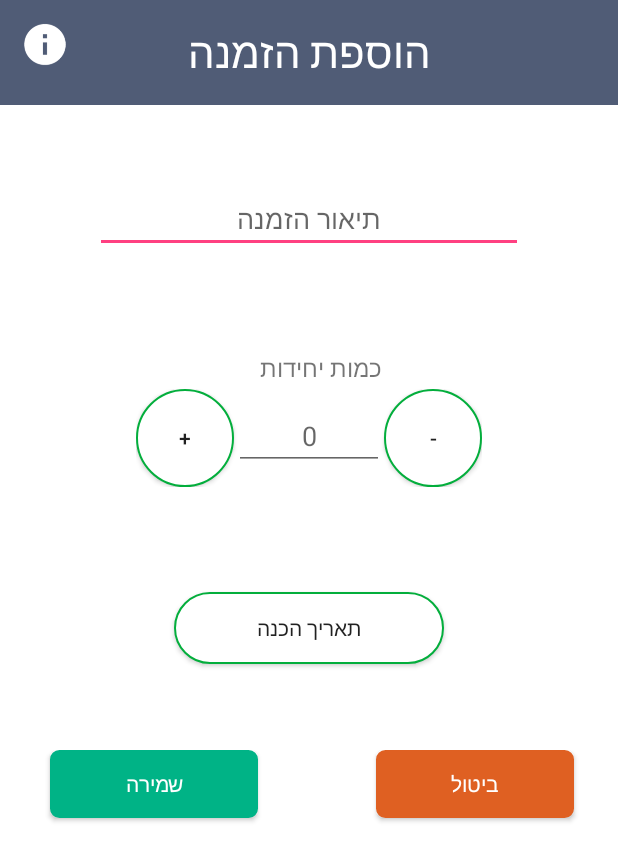
After one commit to moranmo29/Final_Project, an Android app: the AddOrder screen opened directly, with no data from a screen before it, on a phone screen of 412 x 824 dp. The commit adds this screen. Shown: the top 861 px of the screen. Run offline under Robolectric (Android 15) with nearby library versions, the phone set to English and light mode, and no system bars.

Commit message:
Create orders activity and AddOrder activity
update files:
MainMenu.java
Strings.xml

```diff
--- a/app/src/main/AndroidManifest.xml
+++ b/app/src/main/AndroidManifest.xml
@@ -22,7 +22,9 @@
         <activity android:name=".Suppliers" />
         <activity android:name=".AddSupplier" />
         <activity android:name=".Costs" />
-        <activity android:name=".AddCosts"></activity>
+        <activity android:name=".AddCosts" />
+        <activity android:name=".Orders" />
+        <activity android:name=".AddOrder"></activity>
     </application>
 
 </manifest>
--- /dev/null
+++ b/app/src/main/java/com/moran/myd/AddOrder.java
@@ -0,0 +1,86 @@
+package com.moran.myd;
+
+import android.app.DatePickerDialog;
+import android.app.Dialog;
+import android.content.Intent;
+import android.graphics.Color;
+import android.support.v7.app.AppCompatActivity;
+import android.os.Bundle;
+import android.view.View;
+import android.widget.Button;
+import android.widget.DatePicker;
+
+import java.util.Calendar;
+
+
+public class AddOrder extends AppCompatActivity {
+
+    Button cancelBtnOrder;
+    private int orderYear, orderMonth, orderDay;
+    static final int DATE_DIALOG_ID = 0;
+    private Button btnDate;
+
+
+    @Override
+    protected void onCreate(Bundle savedInstanceState) {
+        super.onCreate(savedInstanceState);
+        setContentView(R.layout.activity_add_order);
+
+        cancelBtnOrder = (Button) findViewById(R.id.cancel_btn);
+
+        final Calendar cal = Calendar.getInstance();
+        orderYear = cal.get(Calendar.YEAR);
+        orderMonth = cal.get(Calendar.MONTH);
+        orderDay = cal.get(Calendar.DAY_OF_MONTH);
+
+        //date dialog
+        showDialogOnButtonClick();
+
+
+        cancelBtnOrder.setOnClickListener(new View.OnClickListener() {
+            @Override
+            public void onClick(View view) {
+                moveToOrders();
+            }
+        });
+
+    }
+
+    public void showDialogOnButtonClick() {
+        btnDate = (Button) findViewById(R.id.btn_date);
+
+        btnDate.setOnClickListener(new View.OnClickListener() {
+            @Override
+            public void onClick(View v) {
+                showDialog(DATE_DIALOG_ID);
+            }
+        });
+    }
+
+    @Override
+    protected Dialog onCreateDialog(int id) {
+        if (id == DATE_DIALOG_ID)
+            return new DatePickerDialog(this, dpickerListener, orderYear, orderMonth, orderDay);
+        return null;
+    }
+
+    private DatePickerDialog.OnDateSetListener dpickerListener = new DatePickerDialog.OnDateSetListener() {
+
+        @Override
+        public void onDateSet(DatePicker view, int year, int monthOfYear, int dayOfMonth) {
+            orderYear = year;
+            orderMonth = monthOfYear;
+            orderDay = dayOfMonth;
+            //btnDate.setTextColor(getResources().getColor(R.color.colorPrimary));
+            btnDate.setTextColor(Color.parseColor("#000000"));
+            btnDate.setText(orderDay + "/" + (orderMonth + 1) + "/" + orderYear);
+
+        }
+    };
+
+    public void moveToOrders(){
+        Intent i = new Intent(AddOrder.this, Orders.class);
+        startActivity(i);
+    }
+
+}
--- a/app/src/main/java/com/moran/myd/MainMenu.java
+++ b/app/src/main/java/com/moran/myd/MainMenu.java
@@ -42,6 +42,8 @@ public class MainMenu extends AppCompatActivity {
                         startActivity(i);
                         break;
                     case 2:
+                        i = new Intent(MainMenu.this,Orders.class);
+                        startActivity(i);
                         break;
                     case 3:
                         break;
--- /dev/null
+++ b/app/src/main/res/layout/activity_add_order.xml
@@ -0,0 +1,167 @@
+<?xml version="1.0" encoding="utf-8"?>
+<RelativeLayout xmlns:android="http://schemas.android.com/apk/res/android"
+    xmlns:app="http://schemas.android.com/apk/res-auto"
+    xmlns:tools="http://schemas.android.com/tools"
+    android:id="@+id/activity_add_order"
+    android:layout_width="match_parent"
+    android:layout_height="match_parent"
+    android:background="#FFFFFF"
+    tools:context="com.moran.myd.AddOrder">
+
+    <LinearLayout
+        android:layout_width="match_parent"
+        android:layout_height="70dp"
+        android:layout_centerHorizontal="true"
+        android:background="#505C76"
+        android:orientation="vertical"
+        android:textAlignment="center" />
+
+    <TextView
+        android:id="@+id/textTitleAddOrder"
+        android:layout_width="match_parent"
+        android:layout_height="wrap_content"
+        android:layout_alignParentLeft="true"
+        android:layout_alignParentStart="true"
+        android:layout_marginBottom="19dp"
+        android:padding="15dp"
+        android:text="@string/new_order_title"
+        android:textAlignment="center"
+        android:textColor="@android:color/white"
+        android:textSize="28sp" />
+
+    <ImageButton
+        android:id="@+id/info_btn"
+        android:layout_width="35dp"
+        android:layout_height="35dp"
+        android:layout_alignParentLeft="true"
+        android:layout_alignParentStart="true"
+        android:layout_alignParentTop="true"
+        android:layout_marginLeft="12dp"
+        android:layout_marginStart="12dp"
+        android:layout_marginTop="12dp"
+        android:background="#505C76"
+        android:contentDescription="@string/information"
+        android:scaleType="fitXY"
+        app:srcCompat="@drawable/infor" />
+
+    <LinearLayout
+        android:layout_width="match_parent"
+        android:layout_height="400dp"
+        android:layout_alignParentLeft="true"
+        android:layout_alignParentStart="true"
+        android:layout_below="@+id/textTitleAddOrder"
+        android:orientation="vertical"
+        android:weightSum="1">
+
+
+        <EditText
+            android:id="@+id/add_order_description"
+            android:layout_width="285dp"
+            android:layout_height="wrap_content"
+            android:layout_gravity="center"
+            android:layout_marginTop="35dp"
+            android:ems="10"
+            android:hint="@string/description_order"
+            android:inputType="text"
+            android:maxLines="1"
+            android:textAlignment="center" />
+
+
+        <TextView
+            android:id="@+id/quantityUnit"
+            android:layout_width="98dp"
+            android:layout_height="wrap_content"
+            android:layout_gravity="center"
+            android:layout_marginTop="65dp"
+            android:layout_weight="0.08"
+            android:ems="10"
+            android:text="@string/quantity_unit"
+            android:textSize="16sp" />
+
+        <LinearLayout
+            android:layout_width="wrap_content"
+            android:layout_height="wrap_content"
+            android:layout_gravity="center"
+            android:orientation="horizontal">
+
+            <Button
+                android:id="@+id/button_plus"
+                android:layout_width="65dp"
+                android:layout_height="65dp"
+                android:background="@drawable/button_plus_minus"
+                android:text="@string/plus_counter" />
+
+
+            <EditText
+                android:id="@+id/costsQuantity"
+                android:layout_width="100dp"
+                android:layout_height="wrap_content"
+                android:gravity="center"
+                android:hint="@string/init_zero_value"
+                android:inputType="number"></EditText>
+
+            <Button
+                android:id="@+id/button_minus"
+                android:layout_width="65dp"
+                android:layout_height="65dp"
+                android:background="@drawable/button_plus_minus"
+                android:text="@string/minus_counter" />
+
+
+        </LinearLayout>
+
+
+        <Button
+            android:id="@+id/btn_date"
+            android:layout_width="180dp"
+            android:layout_height="wrap_content"
+            android:layout_gravity="center"
+            android:layout_marginTop="70dp"
+            android:background="@drawable/button_plus_minus"
+            android:text="@string/order_date" />
+
+
+    </LinearLayout>
+
+    <RelativeLayout
+        android:layout_width="match_parent"
+        android:layout_height="100dp"
+        android:layout_alignParentLeft="true"
+        android:layout_alignParentStart="true"
+        android:layout_alignParentTop="true"
+        android:layout_marginTop="500dp">
+
+        <Button
+            android:id="@+id/cancel_btn"
+            android:layout_width="wrap_content"
+            android:layout_height="45dp"
+            android:layout_alignParentEnd="true"
+            android:layout_alignParentRight="true"
+            android:layout_alignParentTop="true"
+            android:layout_marginEnd="29dp"
+            android:layout_marginRight="29dp"
+            android:background="@drawable/buttonshape"
+            android:backgroundTint="#DF6022"
+            android:paddingLeft="50dp"
+            android:paddingRight="50dp"
+            android:text="@string/cancel_btn"
+            android:textColor="#FFFFFF"
+            tools:ignore="RelativeOverlap" />
+
+        <Button
+            android:id="@+id/save_btn"
+            android:layout_width="wrap_content"
+            android:layout_height="45dp"
+            android:layout_alignParentLeft="true"
+            android:layout_alignParentStart="true"
+            android:layout_alignParentTop="true"
+            android:layout_marginLeft="33dp"
+            android:layout_marginStart="33dp"
+            android:background="@drawable/buttonshape"
+            android:backgroundTint="#00B386"
+            android:paddingLeft="50dp"
+            android:paddingRight="50dp"
+            android:text="@string/save_btn"
+            android:textColor="#FFFFFF" />
+    </RelativeLayout>
+</RelativeLayout>
--- a/app/src/main/res/values/strings.xml
+++ b/app/src/main/res/values/strings.xml
@@ -73,5 +73,12 @@
     <string name="minus_counter">-</string>
     <string name="init_zero_value">0</string>
 
+    <!--Orders Activity-->
+    <string name="orders_title">הזמנות</string>
+
+    <string name="new_order_title">הוספת הזמנה</string>
+    <string name="description_order">תיאור הזמנה</string>
+    <string name="order_date">תאריך הכנה</string>
+
 
 </resources>
```
Also changed, not shown: app/src/main/java/com/moran/myd/Orders.java (added, +44 -0 lines), app/src/main/res/layout/activity_orders.xml (added, +67 -0 lines).
